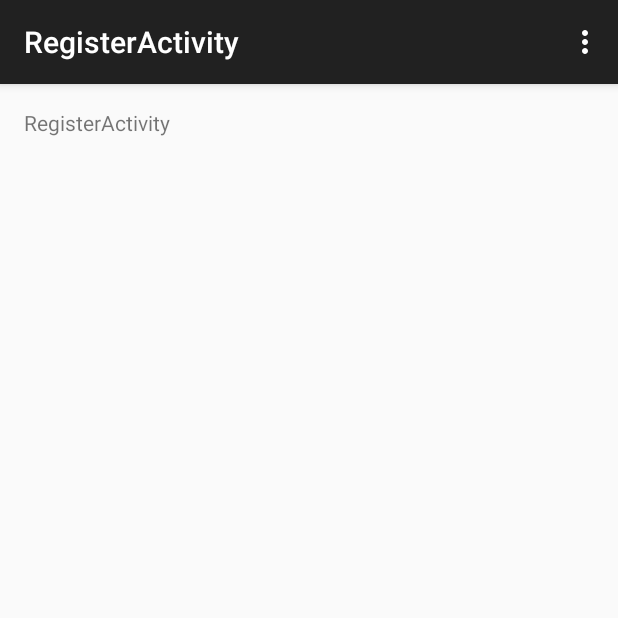
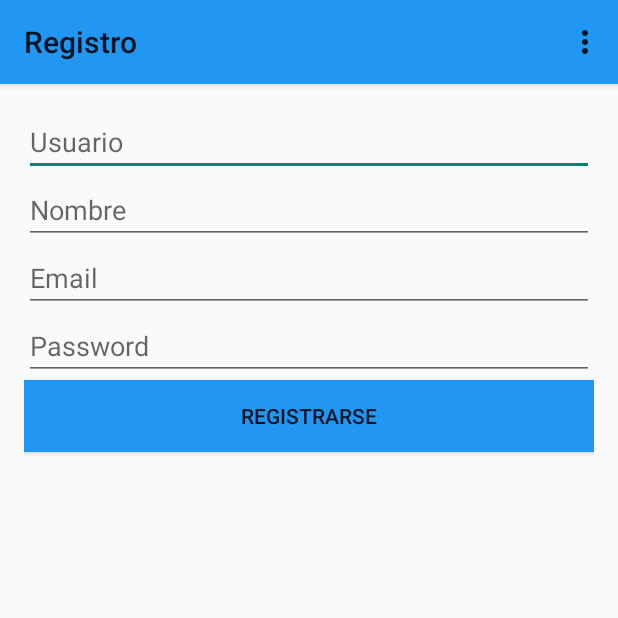
Before and after one commit to ivanpatos/tp_taller2, an Android app: the RegisterActivity screen opened directly, with no data from a screen before it, on a phone screen of 412 x 824 dp, the top half of it. Run offline under Robolectric (Android 15) with nearby library versions, the phone set to English and light mode, and no system bars.

Commit message:
Agrego pantalla de registro. Closes #2

```diff
--- a/src/UdriveClient/app/src/main/AndroidManifest.xml
+++ b/src/UdriveClient/app/src/main/AndroidManifest.xml
@@ -11,7 +11,6 @@
             android:name="com.fiuba.taller2.UdriveClient.MainActivity"
             android:label="@string/app_name"
             android:theme="@style/AppThemeNoActionBar">
-
             <intent-filter>
                 <action android:name="android.intent.action.MAIN" />
                 <category android:name="android.intent.category.LAUNCHER" />
@@ -19,7 +18,7 @@
         </activity>
         <activity
             android:name="com.fiuba.taller2.UdriveClient.RegisterActivity"
-            android:label="@string/title_activity_register" >
+            android:label="@string/register.actionBar.title" >
         </activity>
         <activity
             android:name="com.fiuba.taller2.UdriveClient.LoginActivity"
--- a/src/UdriveClient/app/src/main/java/com/fiuba/taller2/UdriveClient/MainActivity.java
+++ b/src/UdriveClient/app/src/main/java/com/fiuba/taller2/UdriveClient/MainActivity.java
@@ -1,6 +1,7 @@
 package com.fiuba.taller2.UdriveClient;
 
 import android.content.Intent;
+import android.support.v7.app.ActionBar;
 import android.support.v7.app.AppCompatActivity;
 import android.os.Bundle;
 import android.view.Menu;
@@ -20,6 +21,7 @@ public class MainActivity extends AppCompatActivity {
     public boolean onCreateOptionsMenu(Menu menu) {
         // Inflate the menu; this adds items to the action bar if it is present.
         getMenuInflater().inflate(R.menu.menu_main, menu);
+
         return true;
     }
 
--- a/src/UdriveClient/app/src/main/res/layout/activity_register.xml
+++ b/src/UdriveClient/app/src/main/res/layout/activity_register.xml
@@ -6,8 +6,70 @@
     android:paddingBottom="@dimen/activity_vertical_margin"
     tools:context="com.fiuba.taller2.UdriveClient.RegisterActivity">
 
-    <TextView android:text="@string/title_activity_register" android:layout_width="wrap_content"
+    <EditText
+        android:layout_width="wrap_content"
         android:layout_height="wrap_content"
-        android:id="@+id/titleRegisterActivity" />
+        android:id="@+id/editTextUsername"
+        android:layout_alignParentTop="true"
+        android:layout_alignParentLeft="true"
+        android:layout_alignParentStart="true"
+        android:layout_alignParentRight="true"
+        android:layout_alignParentEnd="true"
+        android:inputType="text"
+        android:autoText="false"
+        android:hint="@string/register.hint.username"/>
 
+    <EditText
+        android:layout_width="wrap_content"
+        android:layout_height="wrap_content"
+        android:id="@+id/editTextName"
+        android:inputType="text"
+        android:autoText="false"
+        android:hint="@string/register.hint.name"
+        android:layout_below="@+id/editTextUsername"
+        android:layout_alignParentLeft="true"
+        android:layout_alignParentStart="true"
+        android:layout_alignRight="@+id/editTextUsername"
+        android:layout_alignEnd="@+id/editTextUsername" />
+
+    <EditText
+        android:layout_width="wrap_content"
+        android:layout_height="wrap_content"
+        android:id="@+id/editTextEmail"
+        android:inputType="text"
+        android:autoText="false"
+        android:hint="@string/register.hint.email"
+        android:layout_below="@+id/editTextName"
+        android:layout_alignParentLeft="true"
+        android:layout_alignParentStart="true"
+        android:layout_alignRight="@+id/editTextName"
+        android:layout_alignEnd="@+id/editTextName" />
+
+    <EditText
+        android:layout_width="wrap_content"
+        android:layout_height="wrap_content"
+        android:id="@+id/editTextPassword"
+        android:inputType="text"
+        android:autoText="false"
+        android:hint="@string/register.hint.password"
+        android:layout_below="@+id/editTextEmail"
+        android:layout_alignParentLeft="true"
+        android:layout_alignParentStart="true"
+        android:layout_alignRight="@+id/editTextEmail"
+        android:layout_alignEnd="@+id/editTextEmail" />
+
+
+    <Button
+        android:layout_width="wrap_content"
+        android:layout_height="wrap_content"
+        android:text="@string/register.button"
+        android:id="@+id/buttonRegister"
+        android:onClick="onClickRegisterButton"
+        android:layout_below="@+id/editTextPassword"
+        android:layout_alignParentLeft="true"
+        android:layout_alignParentStart="true"
+        android:layout_alignRight="@+id/editTextPassword"
+        android:layout_alignEnd="@+id/editTextPassword"
+        android:background="@color/lightBlue"
+    />
 </RelativeLayout>
--- a/src/UdriveClient/app/src/main/res/values/strings.xml
+++ b/src/UdriveClient/app/src/main/res/values/strings.xml
@@ -6,16 +6,23 @@
     <string name="action_settings">Settings</string>
 
     <!-- Strings Main Activity -->
-    <string name="title_activity_main">Bienvenido!</string>
-    <string name="register_activity_main">Registrarse</string>
-    <string name="has_account_activity_main">Ya tenes una cuenta?</string>
-    <string name="login_activity_main">Inicia Sesion</string>
+    <string name="main.title">Bienvenido!</string>
+    <string name="main.register">Registrarse</string>
+    <string name="main.hasAccount">Ya tenes una cuenta?</string>
+    <string name="main.login">Inicia Sesion</string>
 
     <!-- Strings Register Activity -->
-    <string name="title_activity_register">RegisterActivity</string>
+    <string name="register.actionBar.title">Registro</string>
+    <string name="register.hint.username">Usuario</string>
+    <string name="register.hint.name">Nombre</string>
+    <string name="register.hint.email">Email</string>
+    <string name="register.hint.password">Password</string>
+    <string name="register.button">Registrarse</string>
 
     <!-- Strings Login Activity -->
-    <string name="title_activity_login">LoginActivity</string>
+    <string name="title_activity_login">Login</string>
+
+
 
 
 </resources>
--- a/src/UdriveClient/app/src/main/res/values/styles.xml
+++ b/src/UdriveClient/app/src/main/res/values/styles.xml
@@ -1,21 +1,16 @@
-<resources>
+<resources xmlns:tools="http://schemas.android.com/tools" xmlns:android="http://schemas.android.com/apk/res/android">
 
     <!-- Base application theme. -->
     <style name="AppThemeNoActionBar" parent="Theme.AppCompat.Light.NoActionBar"></style>
 
-    <style name="AppTheme" parent="Theme.AppCompat.Light.DarkActionBar">
-        <item name="android:windowActionBar">false</item>
+    <style name="AppTheme"  parent="@style/Theme.AppCompat.Light">
+        <item name="android:actionBarStyle" tools:ignore="NewApi">@style/MyActionBar</item>
+        <item name="actionBarStyle">@style/MyActionBar</item>
     </style>
 
-    <style name="AppTheme.ButtonConfirmation" >
-        <item name="android:background">#FAFAFA</item>
-        <item name="android:textAllCaps">true</item>
-        <item name="android:textSize">17dp</item>
+    <style name="MyActionBar" parent="@style/Widget.AppCompat.Light.ActionBar.Solid.Inverse">
+        <item name="android:background" tools:ignore="NewApi">@color/lightBlue</item>
+        <item name="background">@color/lightBlue</item>
     </style>
 
-    <style name="AppTheme.ButtonConfirmation.Landscape" parent="AppTheme.ButtonConfirmation" >
-        <item name="android:textSize">12dp</item>
-    </style>
-
-
 </resources>
```
Also changed, not shown: src/UdriveClient/app/src/main/java/com/fiuba/taller2/UdriveClient/RegisterActivity.java (+9 -0 lines), src/UdriveClient/app/src/main/res/layout-land/activity_main.xml (+6 -5 lines), src/UdriveClient/app/src/main/res/layout/activity_main.xml (+9 -6 lines), src/UdriveClient/app/src/main/res/values/colors.xml (added, +13 -0 lines).
